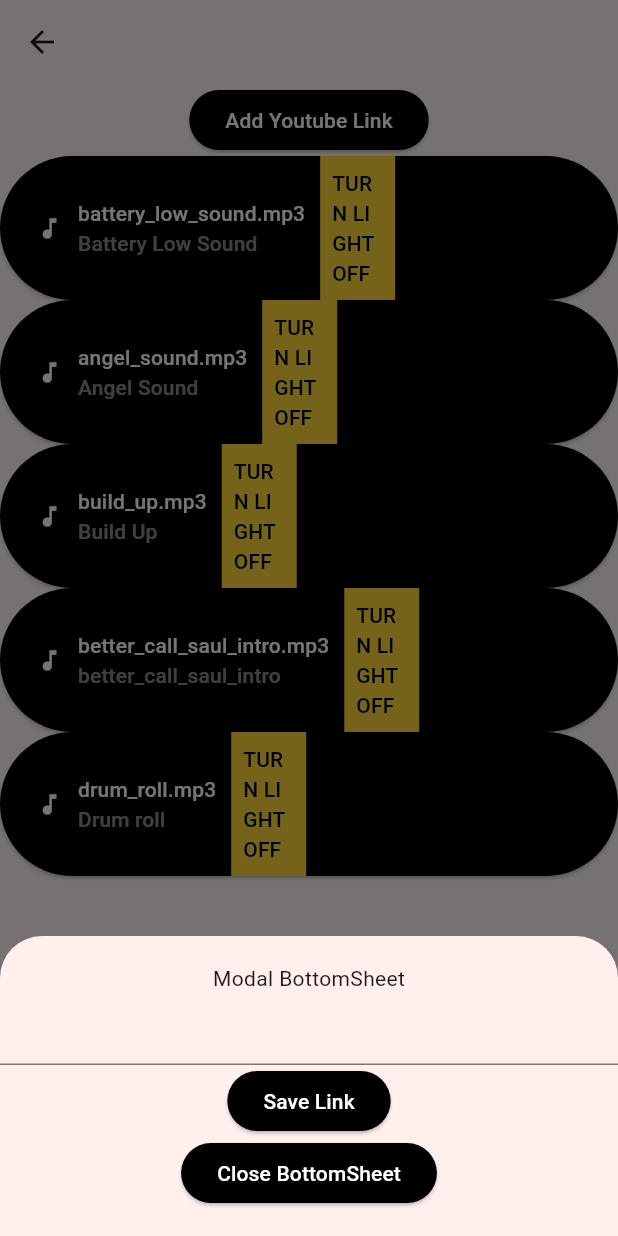
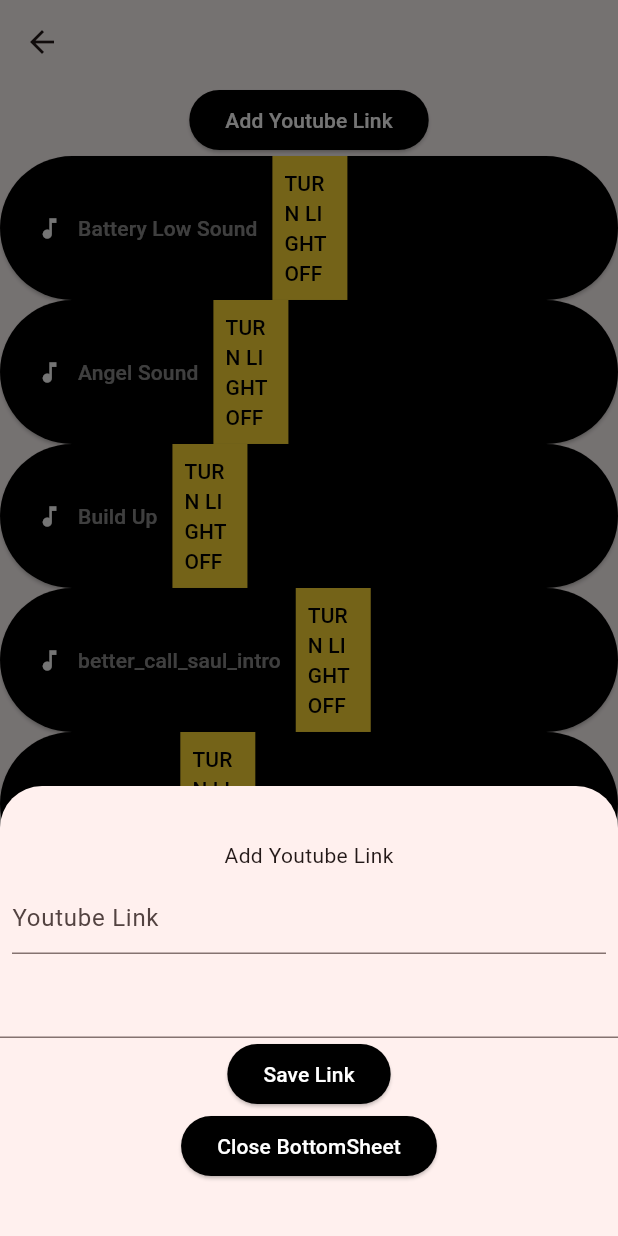
Before and after one commit to muratcanyusufoglu/just_tune, a Flutter app: the AddTrim screen opened directly, after a tap on "Add Youtube Link", on a phone screen of 412 x 824 dp. Run offline on Flutter 3.47's test engine with Material 3 defaults, Android fonts, the phone set to English and light mode, and no system bars; our stand-ins replace hive, just_audio, shared_preferences, youtube_player_flutter; missing offline and left inert: youtube_explode_dart; accounts and stored records are empty.

Commit message:
youtube list card

```diff
--- a/lib/feature/components/custom_audio_list_component.dart
+++ b/lib/feature/components/custom_audio_list_component.dart
@@ -23,6 +23,9 @@ class CustomAudioListComponent extends StatelessWidget {
         await player.setAsset(track);
         await player.play();
       },
+      onLongPress: () {
+      },
+      child: SizedBox(
         child: Column(
           children: [
             Row(
@@ -35,10 +38,10 @@ class CustomAudioListComponent extends StatelessWidget {
                   child: Column(
                     crossAxisAlignment: CrossAxisAlignment.start,
                     children: [
-                    Text(trackName),
                       Text(
                         audioExplanation,
                         style: TextStyle(color: Theme.of(context).colorScheme.secondary),
+                        overflow: TextOverflow.fade,
                       )
                     ],
                   ),
@@ -53,7 +56,7 @@ class CustomAudioListComponent extends StatelessWidget {
                     padding: const EdgeInsets.all(8),
                     child: context.watch<AddTrimProvider>().isSoundSelected(audio)
                         ? const Text(
-                          'TURN LIGHT ONN',
+                            'Delete',
                             style: TextStyle(color: Colors.black),
                           )
                         : const Text(
@@ -66,6 +69,7 @@ class CustomAudioListComponent extends StatelessWidget {
             ),
           ],
         ),
+      ),
     );
   }
 }
--- a/lib/feature/components/custom_audio_photo_component.dart
+++ b/lib/feature/components/custom_audio_photo_component.dart
@@ -27,7 +27,6 @@ class ImageDialog extends StatelessWidget {
   @override
   Widget build(BuildContext context) {
     Size size = MediaQuery.of(context).size;
-
     return Dialog(
       child: Container(
         width: size.width,
--- a/lib/product/screen/add_drim/provider/add_trim_provider.dart
+++ b/lib/product/screen/add_drim/provider/add_trim_provider.dart
@@ -12,6 +12,9 @@ class AddTrimProvider extends ChangeNotifier {
 
   String _youtubeMelody = '';
   String get youtubeMelody => _youtubeMelody;
+
+  String _youtubeLinkTitle = '';
+  String get youtubeLinkTitle => _youtubeLinkTitle;
 
   bool _isFetch = true;
   bool get isFetch => _isFetch;
@@ -38,6 +41,11 @@ class AddTrimProvider extends ChangeNotifier {
     notifyListeners();
   }
 
+  void setYoutubeVideoTitle(String sound){
+    _youtubeLinkTitle = sound;
+    notifyListeners();
+  }
+
   void addAndStoreTask(Audio audio) async {
     if (_audiolistName.contains(audio.trackTitle)) {
       _audiolistName.remove(audio.trackTitle);
@@ -49,7 +57,7 @@ class AddTrimProvider extends ChangeNotifier {
     notifyListeners();
   }
 
-  void addAndStoreYoutubeMusics(String audio) async {
+  void addAndStoreYoutubeMusics(String audio, String title) async {
     if (_youtubeList.contains(audio)) {
       _youtubeList.remove(audio);
     } else {
@@ -74,7 +82,6 @@ class AddTrimProvider extends ChangeNotifier {
     for (int i = 0; i < aa.length; i++) {
       _youtubeList.add(aa[i]);
     }
-    print('youtubelist'+_youtubeList.toString());
     _isFetchYoutubeList = false;
   }
 
--- a/lib/product/screen/add_drim/view/add_trim.dart
+++ b/lib/product/screen/add_drim/view/add_trim.dart
@@ -12,23 +12,33 @@ class AddTrim extends StatelessWidget {
   @override
   Widget build(BuildContext context) {
     return Scaffold(
+      resizeToAvoidBottomInset: false,
       appBar: AppBar(),
       body: Column(
         children: [
           ElevatedButton(onPressed: (){
             showModalBottomSheet(context: context, builder: (BuildContext context) {
               return SizedBox(
-                height: 200,
+                height: 300,
                 child: Center(
                   child: Column(
                     mainAxisAlignment: MainAxisAlignment.center,
                     mainAxisSize: MainAxisSize.min,
                     children: <Widget>[
-                      const Text('Modal BottomSheet'),
-                      TextField(onChanged: (value) => context.read<AddTrimProvider>().setYoutubeMelody(value)),
+                      const Text('Add Youtube Link'),
+                      Padding(
+                        padding: const EdgeInsets.all(8.0),
+                        child: TextFormField(decoration: const InputDecoration(
+        disabledBorder: UnderlineInputBorder(
+          borderSide: BorderSide(color: Colors.grey),
+        ),
+        hintText: 'Youtube Link',
+      ),maxLines: 1, onChanged: (value) => context.read<AddTrimProvider>().setYoutubeMelody(value)),
+                      ),
+                      TextField(onChanged: (value) => context.read<AddTrimProvider>().setYoutubeVideoTitle(value)),
                       ElevatedButton(
                         child: const Text('Save Link'),
-                        onPressed: () => {context.read<AddTrimProvider>().addAndStoreYoutubeMusics(context.read<AddTrimProvider>().youtubeMelody), Navigator.pop(context)},
+                        onPressed: () => {context.read<AddTrimProvider>().addAndStoreYoutubeMusics(context.read<AddTrimProvider>().youtubeMelody, context.read<AddTrimProvider>().youtubeLinkTitle), Navigator.pop(context)},
                       ),
                       ElevatedButton(
                         child: const Text('Close BottomSheet'),
--- a/pubspec.yaml
+++ b/pubspec.yaml
@@ -43,6 +43,7 @@ dependencies:
   hive: ^2.2.3
   path_provider: ^2.1.1
   youtube_player_flutter: ^8.1.2
+  youtube_explode_dart: ^2.0.4
 
 dev_dependencies:
   flutter_test:
```
Also changed, not shown: lib/feature/components/custom_audio_youtube_component.dart (+40 -11 lines), lib/product/screen/home/view/home_screen.dart (+19 -23 lines), pubspec.lock, 6 other files. Lines whose indentation alone changed are shown as unchanged.
